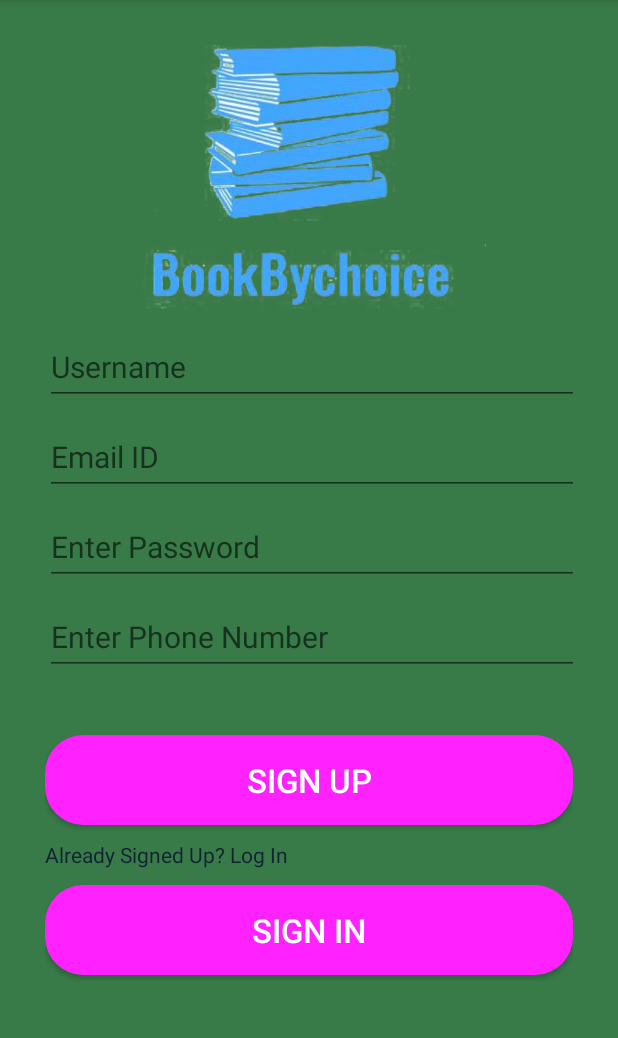
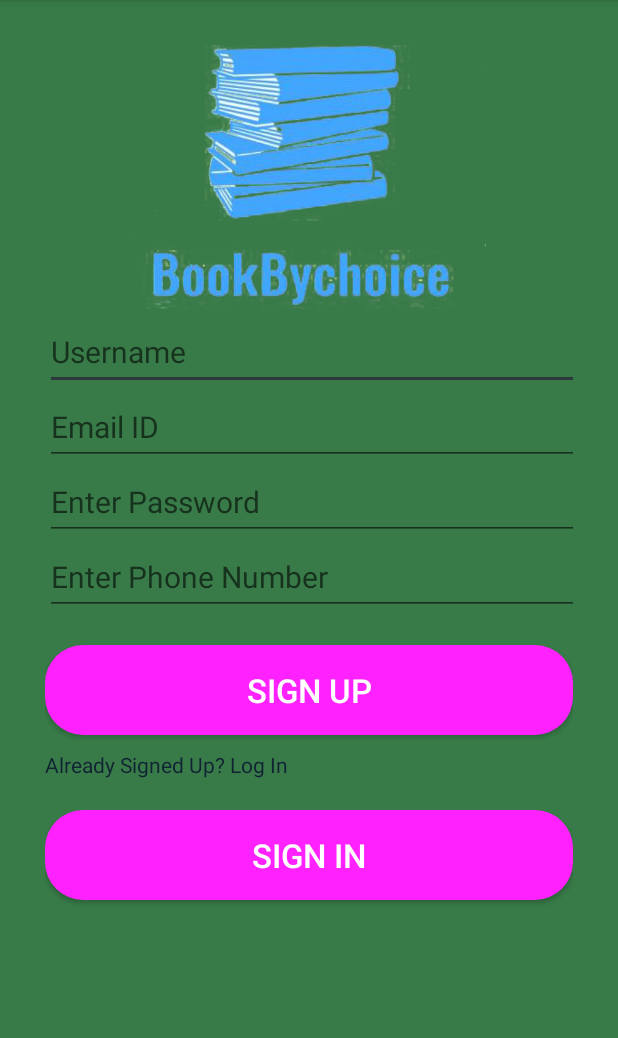
Before and after one commit to MradulYadav007/projectkitabghar, an Android app: the screen it shows after launch (MainActivity), after a tap on "SIGN UP", on a phone screen of 412 x 824 dp, the part 84-1122 px from its top. Run offline under Robolectric (Android 15) with nearby library versions, the phone set to English and light mode, and no system bars; our stand-ins replace Firebase (no records; nobody signed in at launch, a user with empty details on screens opened directly); Roboto replaces fonts that are not available here.

Commit message:
Resolved error app crash during registration

```diff
--- a/app/src/main/java/com/example/first/MainActivity.java
+++ b/app/src/main/java/com/example/first/MainActivity.java
@@ -14,6 +14,7 @@ import android.widget.Toast;
 
 import com.google.android.gms.tasks.OnCompleteListener;
 import com.google.android.gms.tasks.Task;
+import com.google.android.material.textfield.TextInputLayout;
 import com.google.firebase.auth.AuthResult;
 import com.google.firebase.auth.FirebaseAuth;
 import com.google.firebase.auth.SignInMethodQueryResult;
@@ -22,7 +23,7 @@ import com.google.firebase.database.FirebaseDatabase;
 
 public class MainActivity extends AppCompatActivity {
     Button b1, b2;
-    EditText e1, e2, e3, e4;
+    EditText t1,t2,t3,t4;
     FirebaseAuth mAuth;
     DatabaseReference firebaseDatabase;
     Boolean check;
@@ -33,20 +34,20 @@ public class MainActivity extends AppCompatActivity {
         setContentView(R.layout.activity_main);
         b1 = (Button) findViewById(R.id.button);
         b2 = (Button) findViewById(R.id.button2);
-        e1 = (EditText) findViewById(R.id.editText4);
-        e2 = (EditText) findViewById(R.id.editText5);
-        e3 = (EditText) findViewById(R.id.editText6);
-        e4 = (EditText) findViewById(R.id.editText7);
+        t1=findViewById(R.id.editText4);
+        t2=findViewById(R.id.editText5);
+        t3=findViewById(R.id.editText6);
+        t4=findViewById(R.id.editText7);
         mAuth = FirebaseAuth.getInstance();
         firebaseDatabase = FirebaseDatabase.getInstance().getReference("Users");
         b1.setOnClickListener(new View.OnClickListener() {
             @Override
             public void onClick(View v) {
 
-                final String username = e1.getText().toString();
-                final String password = e3.getText().toString();
-                final String email = e2.getText().toString();
-                final String phone = e4.getText().toString();
+                final String username = t1.getText().toString().trim();
+                final String password = t3.getText().toString().trim();
+                final String email = t2.getText().toString().trim();
+                final String phone = t3.getText().toString().trim();
                 if (TextUtils.isEmpty(email)) {
                     Toast.makeText(MainActivity.this, "Please Enter email", Toast.LENGTH_SHORT).show();
                 }
@@ -60,7 +61,7 @@ public class MainActivity extends AppCompatActivity {
                     Toast.makeText(MainActivity.this, "Please Enter phone number", Toast.LENGTH_SHORT).show();
                 }
                 if (!(TextUtils.isEmpty(email)) && !(TextUtils.isEmpty(password)) && !(TextUtils.isEmpty(username)) && !(TextUtils.isEmpty(phone))) {
-                    mAuth.fetchSignInMethodsForEmail(e2.getText().toString())
+                    mAuth.fetchSignInMethodsForEmail(t2.getText().toString())
                             .addOnCompleteListener(new OnCompleteListener<SignInMethodQueryResult>() {
                                 @Override
                                 public void onComplete(@NonNull Task<SignInMethodQueryResult> task) {
@@ -77,13 +78,18 @@ public class MainActivity extends AppCompatActivity {
                                                         @Override
                                                         public void onComplete(@NonNull Task<Void> task) {
                                                             Toast.makeText(MainActivity.this, "User successfully Registered", Toast.LENGTH_SHORT).show();
-                                                            startActivity(new Intent(getApplicationContext(), Login.class));
+                                                            startActivity(new Intent(MainActivity.this, Login.class));
                                                         }
                                                     });
                                                 }
 
                                             }
                                         });
+                                        if(check)
+                                        {
+                                            Toast.makeText(MainActivity.this, "User successfully Registered", Toast.LENGTH_SHORT).show();
+                                            startActivity(new Intent(MainActivity.this, Login.class));
+                                        }
                                     } else
                                         Toast.makeText(MainActivity.this, "User already exist", Toast.LENGTH_SHORT).show();
                                 }
--- a/app/src/main/res/layout/activity_main.xml
+++ b/app/src/main/res/layout/activity_main.xml
@@ -30,17 +30,6 @@
         android:orientation="vertical"
         app:layout_constraintGuide_end="472dp" />
 
-    <com.google.android.material.textfield.TextInputLayout
-        android:layout_width="match_parent"
-        android:layout_height="wrap_content"
-      android:focusable="true"
-        android:focusableInTouchMode="true"
-        android:layout_marginTop="10dp"
-        android:textColorHint="@color/cardview_dark_background"
-
-        >
-
-    </com.google.android.material.textfield.TextInputLayout>
 
     <com.google.android.material.textfield.TextInputEditText
         android:id="@+id/editText4"
@@ -50,17 +39,7 @@
         android:hint="Username"
         android:inputType="text"
         android:textSize="20sp" />
-    <com.google.android.material.textfield.TextInputLayout
-        android:layout_width="match_parent"
-        android:layout_height="wrap_content"
-        android:focusable="true"
-        android:focusableInTouchMode="true"
-        android:layout_marginTop="10dp"
-        android:textColorHint="@color/cardview_dark_background"
 
-        >
-
-    </com.google.android.material.textfield.TextInputLayout>
 
     <com.google.android.material.textfield.TextInputEditText
         android:id="@+id/editText5"
@@ -70,17 +49,8 @@
         android:hint="Email ID"
         android:inputType="text"
         android:textSize="20sp" />
-    <com.google.android.material.textfield.TextInputLayout
-        android:layout_width="match_parent"
-        android:layout_height="wrap_content"
-        android:focusable="true"
-        android:focusableInTouchMode="true"
-        android:layout_marginTop="10dp"
-        android:textColorHint="@color/cardview_dark_background"
 
-        >
 
-    </com.google.android.material.textfield.TextInputLayout>
 
     <com.google.android.material.textfield.TextInputEditText
         android:id="@+id/editText6"
@@ -90,17 +60,7 @@
         android:hint="Enter Password"
         android:inputType="text"
         android:textSize="20sp" />
-    <com.google.android.material.textfield.TextInputLayout
-        android:layout_width="match_parent"
-        android:layout_height="wrap_content"
-        android:focusable="true"
-        android:focusableInTouchMode="true"
-        android:layout_marginTop="10dp"
-        android:textColorHint="@color/cardview_dark_background"
 
-        >
-
-    </com.google.android.material.textfield.TextInputLayout>
 
     <com.google.android.material.textfield.TextInputEditText
         android:id="@+id/editText7"
@@ -117,7 +77,7 @@
         android:layout_height="60dp"
         android:text="Sign UP"
         android:textSize="22sp"
-        android:layout_marginTop="40dp"
+        android:layout_marginTop="20dp"
         android:textColor="#ffffff"
         android:background="@drawable/button_rounded"/>
     <TextView
@@ -132,7 +92,7 @@
         android:layout_height="60dp"
         android:text="Sign in"
         android:textSize="22sp"
-        android:layout_marginTop="10dp"
+        android:layout_marginTop="20dp"
         android:textColor="#ffffff"
         android:background="@drawable/button_rounded"/>
 
```
